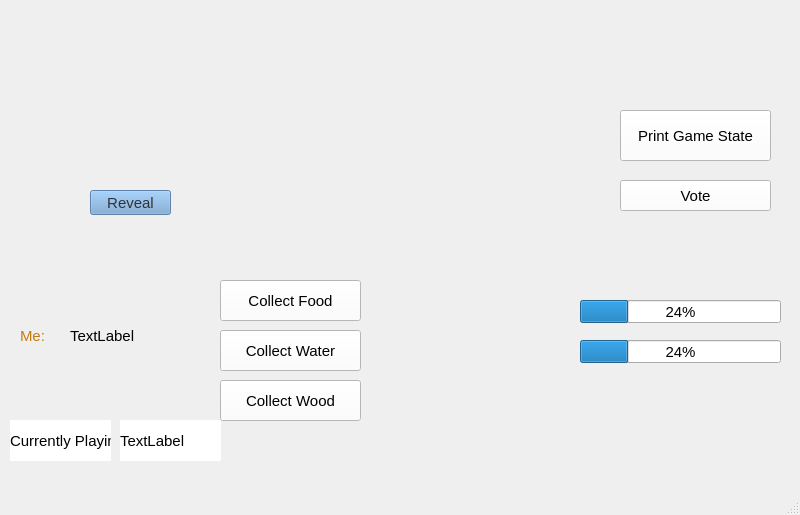
This is hellapagos/gamewindow.ui in magacevic/Hellapagos as Qt 5 draws it before an edit. The edited form follows.
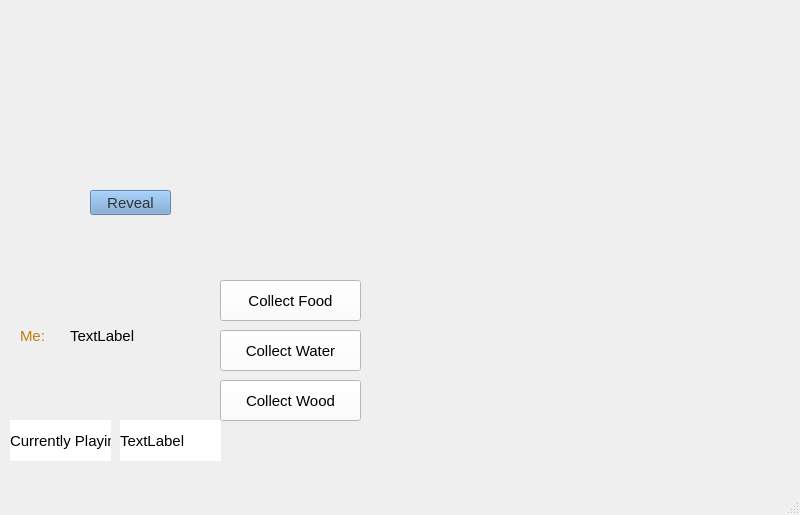
This is the edited form. Icons and pictures are not drawn.

Commit message: small changes [deleting buttons]

Patch:
```diff
--- a/hellapagos/gamewindow.ui
+++ b/hellapagos/gamewindow.ui
@@ -453,101 +453,6 @@
      <string>Collect Food</string>
     </property>
    </widget>
-   <widget class="QPushButton" name="voteButton">
-    <property name="geometry">
-     <rect>
-      <x>620</x>
-      <y>180</y>
-      <width>151</width>
-      <height>31</height>
-     </rect>
-    </property>
-    <property name="styleSheet">
-     <string notr="true">background: transparent;
-background-color: white;</string>
-    </property>
-    <property name="text">
-     <string>Vote</string>
-    </property>
-   </widget>
-   <widget class="QPushButton" name="GameStateButton">
-    <property name="geometry">
-     <rect>
-      <x>620</x>
-      <y>110</y>
-      <width>151</width>
-      <height>51</height>
-     </rect>
-    </property>
-    <property name="styleSheet">
-     <string notr="true">background: transparent;
-background-color: white;</string>
-    </property>
-    <property name="text">
-     <string>Print Game State</string>
-    </property>
-   </widget>
-   <widget class="QProgressBar" name="progressBar">
-    <property name="geometry">
-     <rect>
-      <x>580</x>
-      <y>300</y>
-      <width>201</width>
-      <height>23</height>
-     </rect>
-    </property>
-    <property name="styleSheet">
-     <string notr="true">QProgressBar::chunk{
-      background-color: rgb(192, 28, 40);
-      
-      
-     
-};
-
-QProgressBar {
-    text-align: center;  
-    font: &quot;aakar&quot;;
-    border: 2px solid #666666; 
-    border-radius: 5px;  
-
-
- 
-};
-
-
-</string>
-    </property>
-    <property name="value">
-     <number>24</number>
-    </property>
-   </widget>
-   <widget class="QProgressBar" name="progressBar_2">
-    <property name="geometry">
-     <rect>
-      <x>580</x>
-      <y>340</y>
-      <width>201</width>
-      <height>23</height>
-     </rect>
-    </property>
-    <property name="styleSheet">
-     <string notr="true">QProgressBar::chunk{
-      background-color: rgb(28, 113, 216);
-      
-     
-};
-
-QProgressBar {
-    text-align: center;  
-    font: &quot;aakar&quot;;
-    border: 2px solid #666666;  
-    border-radius: 5px;  
-};</string>
-    </property>
-    <property name="value">
-     <number>24</number>
-    </property>
-   </widget>
    <widget class="QLabel" name="labelCurrPlayer">
     <property name="geometry">
      <rect>
```
